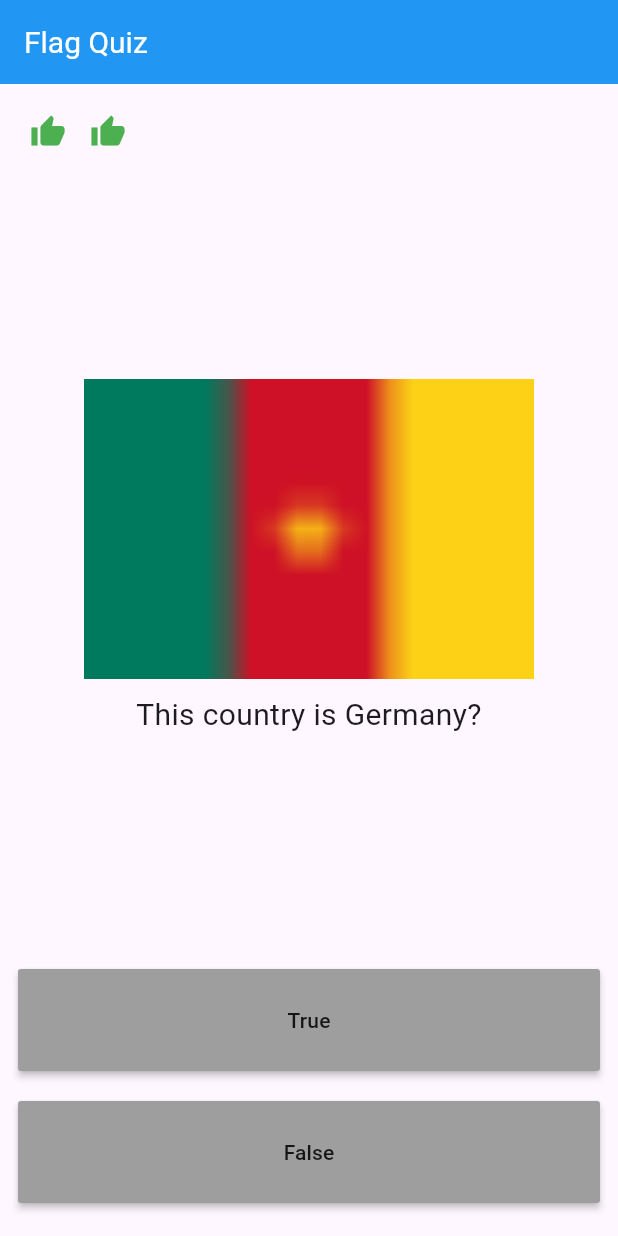
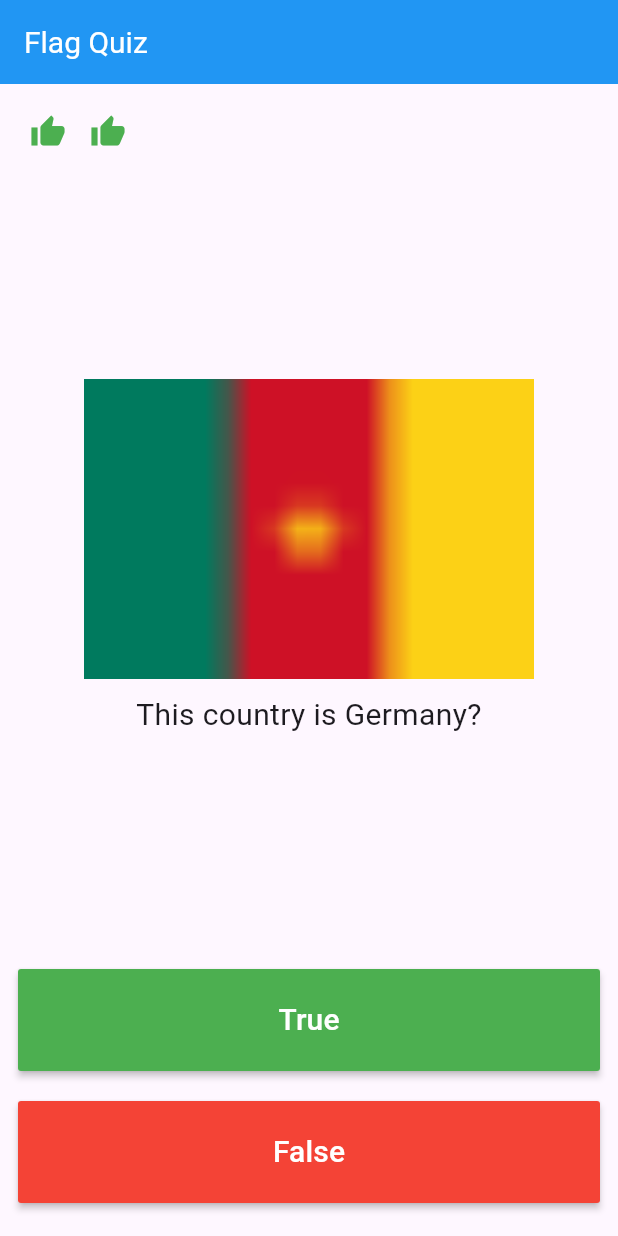
Before and after one commit to walidmadad/quiz_flag, a Flutter app: the screen it shows after launch, after a tap on "True", after a tap on "False", on a phone screen of 412 x 824 dp. Run offline on Flutter 3.47's test engine with Material 3 defaults, Android fonts, the phone set to English and light mode, and no system bars.

Commit message:
update main.dart

```diff
--- a/lib/main.dart
+++ b/lib/main.dart
@@ -46,6 +46,24 @@ class _ExamPageState extends State<ExamPage> {
     Question("Sri Lanka", "lk", true),
   ];
 
+  void checkAnswer(bool pick) {
+    if (questions[questionNumber].answer == pick) {
+      answerResult.add(
+        Padding(
+          padding: const EdgeInsets.all(8.0),
+          child: Icon(Icons.thumb_up, color: Colors.green),
+        ),
+      );
+    } else {
+      answerResult.add(
+        Padding(
+          padding: const EdgeInsets.all(8.0),
+          child: Icon(Icons.thumb_down, color: Colors.red),
+        ),
+      );
+    }
+  }
+
   @override
   Widget build(BuildContext context) {
     return Column(
@@ -82,26 +100,15 @@ class _ExamPageState extends State<ExamPage> {
             child: MaterialButton(
               onPressed: () {
                 setState(() {
-                  if (questions[questionNumber].answer == true) {
-                    answerResult.add(
-                      Padding(
-                        padding: const EdgeInsets.all(8.0),
-                        child: Icon(Icons.thumb_up, color: Colors.green),
-                      ),
-                    );
-                  } else {
-                    answerResult.add(
-                      Padding(
-                        padding: const EdgeInsets.all(8.0),
-                        child: Icon(Icons.thumb_down, color: Colors.red),
-                      ),
-                    );
-                  }
+                  checkAnswer(true);
                   questionNumber++;
                 });
               },
-              color: Colors.grey,
-              child: Text("True"),
+              color: Colors.green,
+              child: Text(
+                "True",
+                style: TextStyle(fontSize: 20, color: Colors.white),
+              ),
             ),
           ),
         ),
@@ -111,26 +118,15 @@ class _ExamPageState extends State<ExamPage> {
             child: MaterialButton(
               onPressed: () {
                 setState(() {
-                  if (questions[questionNumber].answer == false) {
-                    answerResult.add(
-                      Padding(
-                        padding: const EdgeInsets.all(8.0),
-                        child: Icon(Icons.thumb_up, color: Colors.green),
-                      ),
-                    );
-                  } else {
-                    answerResult.add(
-                      Padding(
-                        padding: const EdgeInsets.all(8.0),
-                        child: Icon(Icons.thumb_down, color: Colors.red),
-                      ),
-                    );
-                  }
+                  checkAnswer(false);
                   questionNumber++;
                 });
               },
-              color: Colors.grey,
-              child: Text("False"),
+              color: Colors.red,
+              child: Text(
+                "False",
+                style: TextStyle(fontSize: 20, color: Colors.white),
+              ),
             ),
           ),
         ),
```
